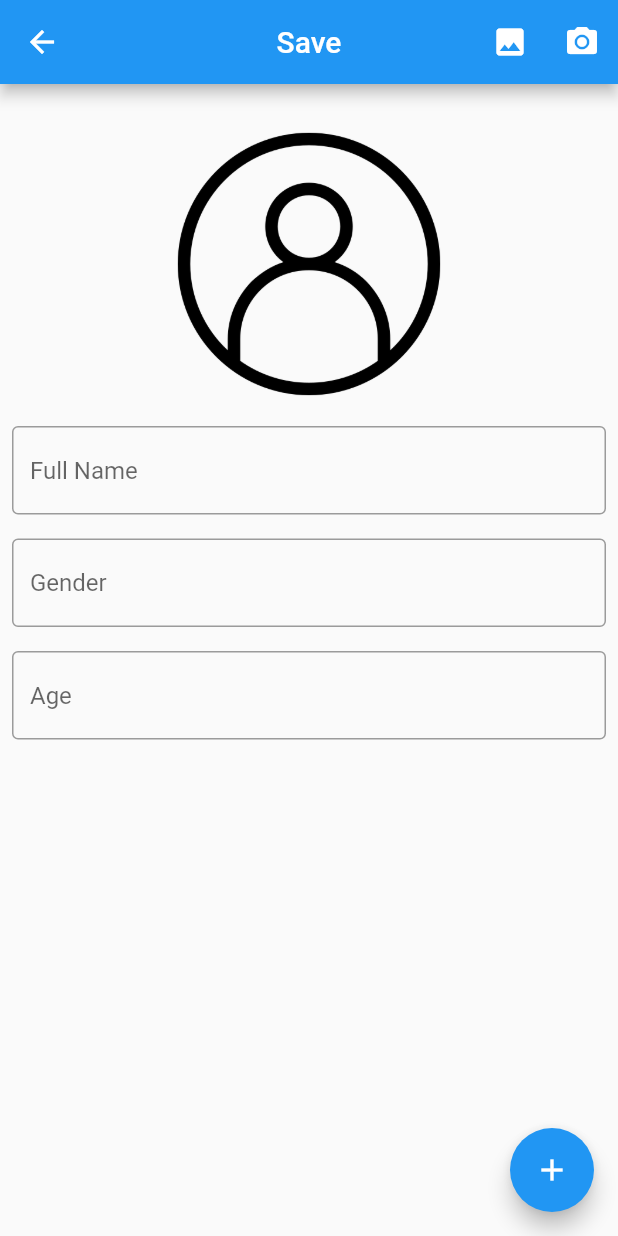
After one commit to luonverak/Flutter-SQLite, a Flutter app: the AddScreen screen opened directly, on a phone screen of 412 x 824 dp. The commit adds this screen. Run offline on Flutter 3.47's test engine with Material 2 defaults, Android fonts, the phone set to English and light mode, and no system bars; our stand-ins replace image_picker, sqflite; accounts and stored records are empty.

Commit message:
code commit

```diff
--- a/lib/controller/controller.dart
+++ b/lib/controller/controller.dart
@@ -50,4 +50,5 @@ class PersonController {
     await db.update(table, person.fromJson(),
         where: 'id=?', whereArgs: [person.id]);
   }
+
 }
--- /dev/null
+++ b/lib/view/add_screen.dart
@@ -0,0 +1,146 @@
+import 'dart:io';
+import 'dart:math';
+
+import 'package:flutter/material.dart';
+import 'package:image_picker/image_picker.dart';
+import 'package:local_storage/model/person.dart';
+import 'package:local_storage/view/home_screen.dart';
+
+import '../controller/controller.dart';
+import '../widget/input_field.dart';
+
+class AddScreen extends StatefulWidget {
+  const AddScreen({super.key, required this.text, this.person});
+  final String text;
+  final Person? person;
+
+  @override
+  State<AddScreen> createState() => _AddScreenState();
+}
+
+class _AddScreenState extends State<AddScreen> {
+  File? _file;
+
+  TextEditingController fullname = TextEditingController();
+  TextEditingController gender = TextEditingController();
+
+  TextEditingController age = TextEditingController();
+  @override
+  void initState() {
+    super.initState();
+  }
+
+  @override
+  Widget build(BuildContext context) {
+    return Scaffold(
+      appBar: AppBar(
+        centerTitle: true,
+        leading: IconButton(
+          onPressed: () {
+            Navigator.pop(context);
+          },
+          icon: const Icon(Icons.arrow_back),
+        ),
+        title: Text(widget.text),
+        actions: [
+          IconButton(
+            onPressed: () async {
+              openGallery();
+            },
+            icon: const Icon(Icons.photo),
+          ),
+          IconButton(
+            onPressed: () async {
+              openCamera();
+            },
+            icon: const Icon(Icons.camera_alt),
+          )
+        ],
+      ),
+      body: ListView(
+        children: [
+          const SizedBox(
+            height: 20,
+          ),
+          Row(
+            mainAxisAlignment: MainAxisAlignment.center,
+            children: [
+              Container(
+                width: 200,
+                height: 200,
+                decoration: BoxDecoration(
+                  borderRadius: BorderRadius.circular(100),
+                  image: (_file != null)
+                      ? DecorationImage(
+                          fit: BoxFit.cover,
+                          image: FileImage(_file!),
+                        )
+                      : const DecorationImage(
+                          image: AssetImage('asset/images/user.png'),
+                        ),
+                ),
+              ),
+            ],
+          ),
+          InputField(
+            hintText: 'Full Name',
+            stringText: fullname,
+          ),
+          InputField(
+            hintText: 'Gender',
+            stringText: gender,
+          ),
+          InputField(
+            hintText: 'Age',
+            stringText: age,
+          )
+        ],
+      ),
+      floatingActionButton: FloatingActionButton(
+        onPressed: () async {
+          save();
+        },
+        child: (widget.text == 'Save')
+            ? const Icon(Icons.add)
+            : const Icon(
+                Icons.edit,
+              ),
+      ),
+    );
+  }
+
+  void save() async {
+    await PersonController()
+        .insertData(
+          Person(
+            id: Random().nextInt(10000),
+            name: fullname.text,
+            sex: gender.text,
+            age: int.parse(age.text),
+            image: _file!.path,
+          ),
+        )
+        .whenComplete(() => Navigator.pushAndRemoveUntil(
+            context,
+            MaterialPageRoute(
+              builder: (context) => const HomeScreen(),
+            ),
+            (route) => false));
+  }
+
+  Future openGallery() async {
+    final fileChoose =
+        await ImagePicker().pickImage(source: ImageSource.gallery);
+    setState(() {
+      _file = File(fileChoose!.path);
+    });
+  }
+
+  Future openCamera() async {
+    final fileChoose =
+        await ImagePicker().pickImage(source: ImageSource.camera);
+    setState(() {
+      _file = File(fileChoose!.path);
+    });
+  }
+}
```
Also changed, not shown: lib/view/home_screen.dart (+18 -11 lines), lib/view/update_screen.dart (renamed from lib/view/add_update.dart, +15 -27 lines).
